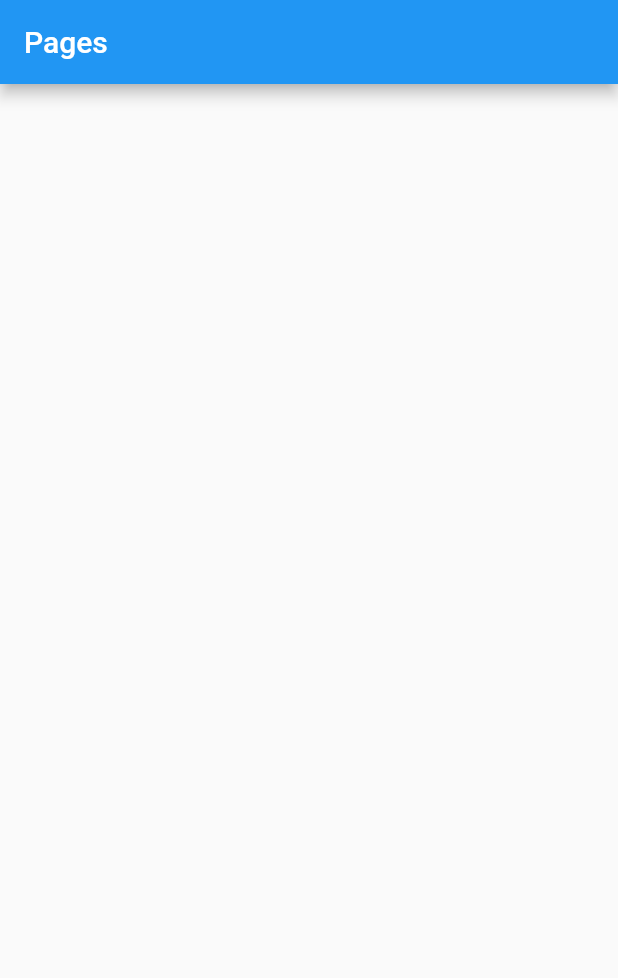
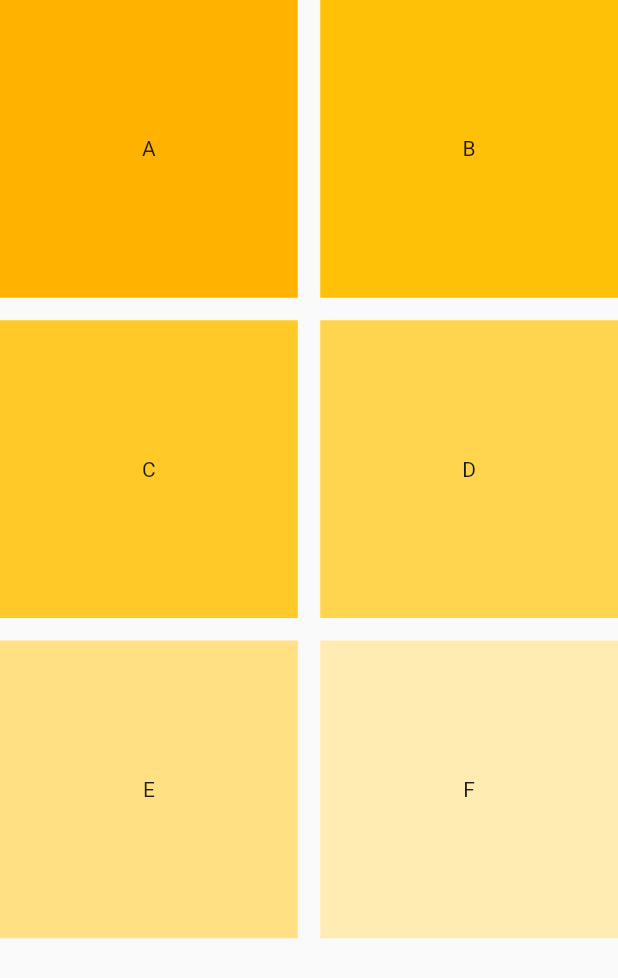
Before and after one commit to Mouse7276/AppeyRoad, a Flutter app: the screen it shows after launch, swiped to page 2, on a phone screen of 412 x 824 dp. Shown: the top 978 px of the screen. Run offline on Flutter 3.47's test engine with Material 2 defaults, Android fonts, the phone set to English and light mode, and no system bars.

Commit message:
2022.02.09

```diff
--- a/lib/main.dart
+++ b/lib/main.dart
@@ -12,7 +12,11 @@ class MyApp extends StatelessWidget {
   @override
   Widget build(BuildContext context) {
     return MaterialApp(
-        scrollBehavior: AppScrollBehavior(), title: _title, home: HomeScreen());
+      scrollBehavior: AppScrollBehavior(),
+      title: _title,
+      home: HomeScreen(),
+      debugShowCheckedModeBanner: false,
+    );
   }
 }
 
@@ -34,15 +38,12 @@ class HomeScreen extends StatelessWidget {
   @override
   Widget build(BuildContext context) {
     return Scaffold(
-      appBar: AppBar(
-        title: Text('Pages'),
-      ),
       body: PageView(
         controller: pageController,
         children: <Widget>[
           HomeScreen1(),
           HomeScreen2(),
-          HomeScreen1(),
+          HomeScreen3(),
         ],
       ),
     );
@@ -60,7 +61,9 @@ class _HomeScreen1State extends State<HomeScreen1> {
   var _boolfirst = false;
   @override
   Widget build(BuildContext context) {
-    return ListView(
+    return Scrollbar(
+      isAlwaysShown: true,
+      child: ListView(
         padding: const EdgeInsets.all(8),
         children: <Widget>[
           CheckboxListTile(
@@ -111,6 +114,7 @@ class _HomeScreen1State extends State<HomeScreen1> {
             child: const Center(child: Text('F')),
           ),
         ],
+      ),
     );
   }
 }
@@ -125,8 +129,49 @@ class HomeScreen2 extends StatefulWidget {
 class _HomeScreen2State extends State<HomeScreen2> {
   @override
   Widget build(BuildContext context) {
-    return Container();
+    return Scrollbar(
+      isAlwaysShown: true,
+      child: GridView.count(
+        crossAxisCount: 2,
+        mainAxisSpacing: 15,
+        crossAxisSpacing: 15,
+        children: [
+          Container(
+            height: 60,
+            color: Colors.amber[600],
+            child: const Center(child: Text('A')),
+          ),
+          Container(
+            height: 60,
+            color: Colors.amber[500],
+            child: const Center(child: Text('B')),
+          ),
+          Container(
+            height: 60,
+            color: Colors.amber[400],
+            child: const Center(child: Text('C')),
+          ),
+          Container(
+            height: 60,
+            color: Colors.amber[300],
+            child: const Center(child: Text('D')),
+          ),
+          Container(
+            height: 60,
+            color: Colors.amber[200],
+            child: const Center(child: Text('E')),
+          ),
+          Container(
+            height: 60,
+            color: Colors.amber[100],
+            child: const Center(child: Text('F')),
+          ),
+        ],
+      ),
+    );
   }
+
+  launch(String s) {}
 }
 
 class HomeScreen3 extends StatefulWidget {
@@ -139,6 +184,62 @@ class HomeScreen3 extends StatefulWidget {
 class _HomeScreen3State extends State<HomeScreen3> {
   @override
   Widget build(BuildContext context) {
-    return Container();
+    return CustomScrollView(
+      slivers: <Widget>[
+        SliverAppBar(
+          pinned: true,
+          expandedHeight: 150,
+          flexibleSpace: FlexibleSpaceBar(
+            title: Text("New Appbar", style: TextStyle(color: Colors.black)),
+            background: Image.asset(
+              'images/background.jpg',
+              fit: BoxFit.cover,
+            ),
+          ),
+        ),
+        SliverFillRemaining(
+          child: Scrollbar(
+            isAlwaysShown: true,
+            child: GridView.count(
+              crossAxisCount: 2,
+              mainAxisSpacing: 15,
+              crossAxisSpacing: 15,
+              children: [
+                Container(
+                  height: 60,
+                  color: Colors.amber[600],
+                  child: const Center(child: Text('A')),
+                ),
+                Container(
+                  height: 60,
+                  color: Colors.amber[500],
+                  child: const Center(child: Text('B')),
+                ),
+                Container(
+                  height: 60,
+                  color: Colors.amber[400],
+                  child: const Center(child: Text('C')),
+                ),
+                Container(
+                  height: 60,
+                  color: Colors.amber[300],
+                  child: const Center(child: Text('D')),
+                ),
+                Container(
+                  height: 60,
+                  color: Colors.amber[200],
+                  child: const Center(child: Text('E')),
+                ),
+                Container(
+                  height: 60,
+                  color: Colors.amber[100],
+                  child: const Center(child: Text('F')),
+                ),
+              ],
+            ),
+          ),
+        )
+      ],
+    );
   }
 }
```
Also changed, not shown: assets/images/background.jpg (added). Lines whose indentation alone changed are shown as unchanged.
